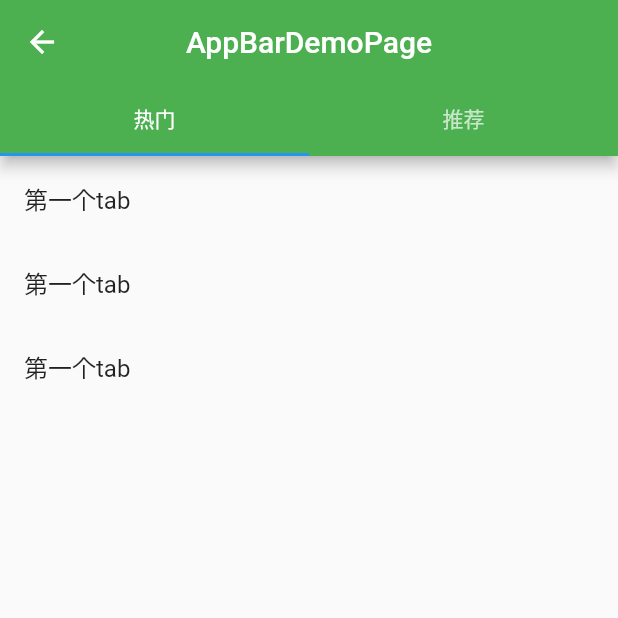
After one commit to lmx227/flutter_lmx, a Flutter app: the screen it shows after launch, after a tap on "跳转到AppBarDemoPage", on a phone screen of 412 x 824 dp, the top half of it. The commit adds this screen. Run offline on Flutter 3.47's test engine with Material 2 defaults, Android fonts, the phone set to English and light mode, and no system bars.

Commit message:
自定义顶部AppBar、Tab切换

```diff
--- a/flutter_lmx/lib/main.dart
+++ b/flutter_lmx/lib/main.dart
@@ -26,18 +26,19 @@ void main() {
 
 // 自定义组件
 class MyApp extends StatelessWidget {
-
   @override
   Widget build(BuildContext context) {
     // TODO: implement build
     return MaterialApp(
-//        home: Tabs(), // 由 initialRoute 代替初始化
-        initialRoute: '/', // 初始化时加载的路由，代替 home
-        theme: ThemeData(primarySwatch: Colors.blue),
+//      home: Tabs(), // 由 initialRoute 代替初始化
+      initialRoute: '/', // 初始化时加载的路由，代替 home
+//      initialRoute: '/appBarDemo', // 初始化时加载的路由，代替 home
+      theme: ThemeData(primarySwatch: Colors.blue),
 
-        // 统一配置命名路由
-        onGenerateRoute: onGenerateRoute,
+      // 统一配置命名路由
+      onGenerateRoute: onGenerateRoute,
 
+      debugShowCheckedModeBanner: false, // 不显示debug图标
     );
   }
 }
--- /dev/null
+++ b/flutter_lmx/lib/pages/AppBarDemo.dart
@@ -0,0 +1,73 @@
+import 'package:flutter/material.dart';
+
+class AppBarDemoPage extends StatelessWidget {
+  @override
+  Widget build(BuildContext context) {
+    return DefaultTabController(
+      length: 2, // Tab数量
+      child: Scaffold(
+        appBar: AppBar(
+          title: Text("AppBarDemoPage"),
+          centerTitle: true,
+          backgroundColor: Colors.green,
+//        leading: IconButton(
+//          icon: Icon(Icons.menu),
+//          onPressed: () {
+//            print('menu clicked');
+//          },
+//        ),
+//          actions: <Widget>[
+//            IconButton(
+//              icon: Icon(Icons.search),
+//              onPressed: () {
+//                print('search clicked');
+//              },
+//            ),
+//            IconButton(
+//              icon: Icon(Icons.settings),
+//              onPressed: () {
+//                print('settings clicked');
+//              },
+//            )
+//          ],
+          bottom: TabBar(
+            tabs: <Widget>[
+              Tab(text: "热门"),
+              Tab(text: "推荐")
+            ],
+          ),
+        ),
+        body: TabBarView(
+          children: <Widget>[
+            ListView(
+              children: <Widget>[
+                ListTile(
+                  title: Text("第一个tab"),
+                ),
+                ListTile(
+                  title: Text("第一个tab"),
+                ),
+                ListTile(
+                  title: Text("第一个tab"),
+                ),
+              ],
+            ),
+            ListView(
+              children: <Widget>[
+                ListTile(
+                  title: Text("第二个tab"),
+                ),
+                ListTile(
+                  title: Text("第二个tab"),
+                ),
+                ListTile(
+                  title: Text("第二个tab"),
+                ),
+              ],
+            ),
+          ],
+        ),
+      ),
+    );
+  }
+}
--- a/flutter_lmx/lib/pages/Tabs.dart
+++ b/flutter_lmx/lib/pages/Tabs.dart
@@ -40,7 +40,7 @@ class _TabsState extends State<Tabs> {
       bottomNavigationBar: BottomNavigationBar(
         currentIndex: this._currentIndex,
         onTap: (int index) {
-          print(index);
+          // print(index);
           setState(() {
             this._currentIndex = index;
           });
--- a/flutter_lmx/lib/pages/tabs/Category.dart
+++ b/flutter_lmx/lib/pages/tabs/Category.dart
@@ -10,26 +10,86 @@ class CategoryPage extends StatefulWidget {
 class _CategoryPageState extends State<CategoryPage> {
   @override
   Widget build(BuildContext context) {
-    return Column(
-      crossAxisAlignment: CrossAxisAlignment.start,
-      mainAxisAlignment: MainAxisAlignment.center,
-      children: <Widget>[
-        RaisedButton(
-            child: Text("跳转到表单页面"),
-            onPressed: () {
-              // 路由跳转，命名路由
-              Navigator.pushNamed(context, '/form', arguments: {
-                "title": "表单页面123"
-              });
-              // 普通路由传值
-//              Navigator.of(context).push(MaterialPageRoute(
-//                builder: (context) => FormPage(title: "我是跳转传值",)
-//              ));
-            },
-            color: Theme.of(context).accentColor,
-            textTheme: ButtonTextTheme.primary
-        )
-      ],
+    return DefaultTabController(
+      length: 4,
+      child: Scaffold(
+        appBar: AppBar(
+          title: Row(
+            children: <Widget>[
+              Expanded(
+                child: TabBar(
+                  indicatorColor: Colors.green,
+                  indicatorSize: TabBarIndicatorSize.label,
+                  labelColor: Colors.green,
+                  unselectedLabelColor: Colors.white,
+                  tabs: <Widget>[
+                    Tab(text: "热销"),
+                    Tab(text: "推荐"),
+                    Tab(text: "热销"),
+                    Tab(text: "推荐"),
+                  ],
+                ),
+              )
+            ],
+          ),
+        ),
+        body: TabBarView(
+          children: <Widget>[
+            ListView(
+              children: <Widget>[
+                ListTile(
+                  title: Text("第一个tab"),
+                ),
+                ListTile(
+                  title: Text("第一个tab"),
+                ),
+                ListTile(
+                  title: Text("第一个tab"),
+                ),
+              ],
+            ),
+            ListView(
+              children: <Widget>[
+                ListTile(
+                  title: Text("第二个tab"),
+                ),
+                ListTile(
+                  title: Text("第二个tab"),
+                ),
+                ListTile(
+                  title: Text("第二个tab"),
+                ),
+              ],
+            ),
+            ListView(
+              children: <Widget>[
+                ListTile(
+                  title: Text("第三个tab"),
+                ),
+                ListTile(
+                  title: Text("第三个tab"),
+                ),
+                ListTile(
+                  title: Text("第三个tab"),
+                ),
+              ],
+            ),
+            ListView(
+              children: <Widget>[
+                ListTile(
+                  title: Text("第四个tab"),
+                ),
+                ListTile(
+                  title: Text("第四个tab"),
+                ),
+                ListTile(
+                  title: Text("第四个tab"),
+                ),
+              ],
+            ),
+          ],
+        ),
+      ),
     );
   }
 }
--- a/flutter_lmx/lib/pages/tabs/Home.dart
+++ b/flutter_lmx/lib/pages/tabs/Home.dart
@@ -36,6 +36,13 @@ class _HomePageState extends State<HomePage> {
             color: Theme.of(context).accentColor,
             textTheme: ButtonTextTheme.primary
         ),
+        SizedBox(height: 20),
+        RaisedButton(
+          child: Text("跳转到AppBarDemoPage"),
+          onPressed: () {
+            Navigator.pushNamed(context, '/appBarDemo');
+          },
+        )
       ],
     );
   }
--- a/flutter_lmx/lib/routes/Routes.dart
+++ b/flutter_lmx/lib/routes/Routes.dart
@@ -10,6 +10,7 @@ import '../pages/user/Login.dart';
 import '../pages/user/RegisterFirst.dart';
 import '../pages/user/RegisterSecond.dart';
 import '../pages/user/RegisterThird.dart';
+import '../pages/AppBarDemo.dart';
 
 // 配置路由
 final routes = {
@@ -23,6 +24,7 @@ final routes = {
   '/registerFirst': (context, {arguments}) => RegisterFirstPage(),
   '/registerSecond': (context, {arguments}) => RegisterSecondPage(),
   '/registerThird': (context, {arguments}) => RegisterThirdPage(),
+  '/appBarDemo': (context) => AppBarDemoPage(),
 };
 
 // 命名路由 统一处理
```
